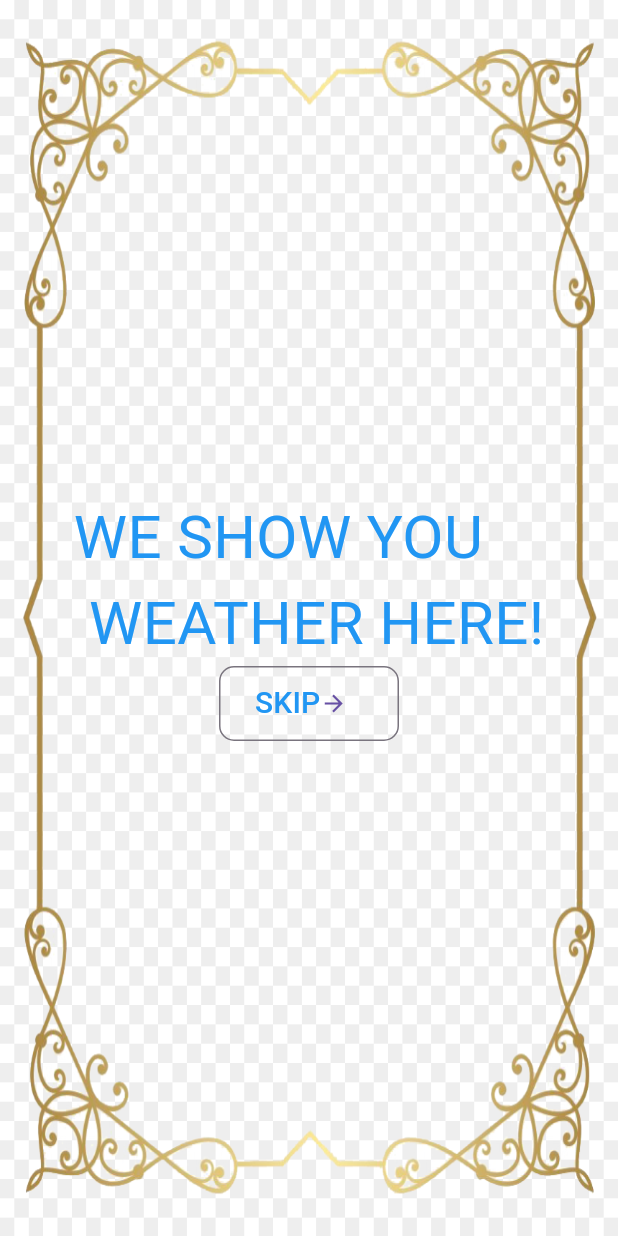
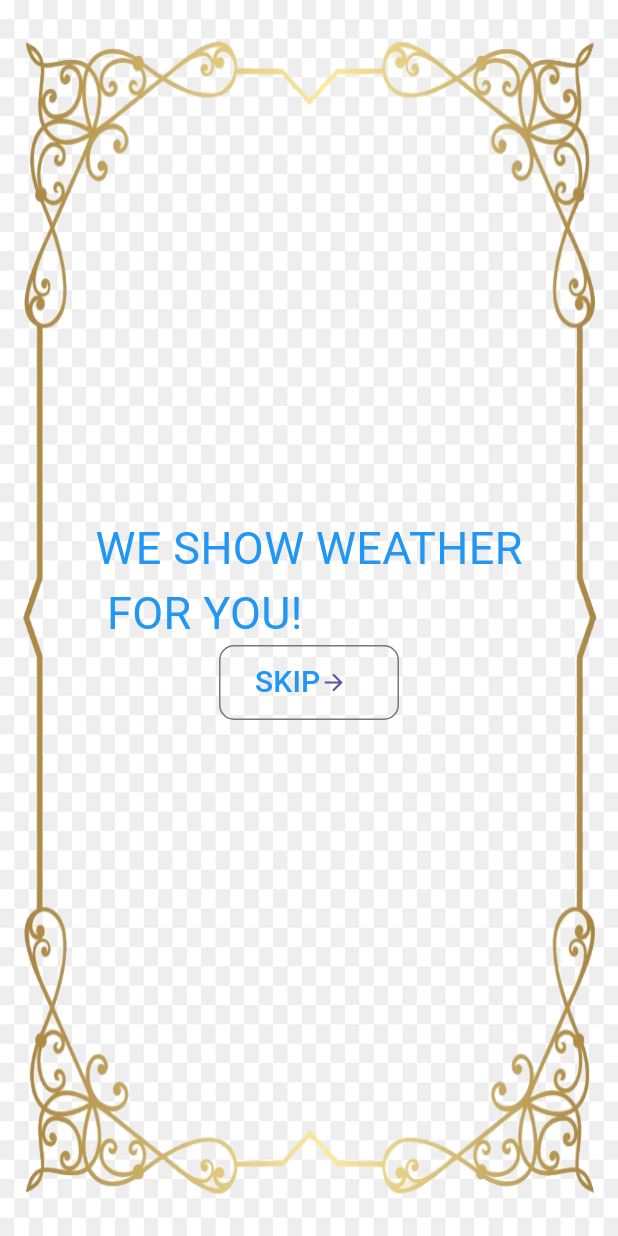
Before and after one commit to manzes-web/Weather_app, a Flutter app: the HelpScreen screen opened directly, on a phone screen of 412 x 824 dp. Run offline on Flutter 3.47's test engine with Material 3 defaults, Android fonts, the phone set to English and light mode, and no system bars; our stand-ins replace geolocator, get_storage; accounts and stored records are empty.

Commit message:
Weather app

```diff
--- a/lib/home_screen/fetchdata.dart
+++ b/lib/home_screen/fetchdata.dart
@@ -5,8 +5,6 @@ import '../home_screen/weather.dart';
 
 class FetchData {
   // http://api.weatherapi.com/v1/current.json?key=1bc0383d81444b58b1432929200711&q=48.8567,2.350
-
-  static const url = 'https://api.openweathermap.org/data/2.5/weather';
 
   FetchData();
 
--- a/lib/home_screen/home_screen.dart
+++ b/lib/home_screen/home_screen.dart
@@ -16,6 +16,7 @@ class _HomeScreenState extends State<HomeScreen> {
   final storage = GetStorage();
   late final TextEditingController inputtextcontroller;
   bool isempty = true;
+
   @override
   void initState() {
     super.initState();
--- a/lib/splash_screen/help_screen.dart
+++ b/lib/splash_screen/help_screen.dart
@@ -46,8 +46,8 @@ class _HelpScreenState extends State<HelpScreen> {
             children: [
               const Center(
                 child: Text(
-                  'WE SHOW YOU\n WEATHER HERE!',
-                  style: TextStyle(color: Colors.blue, fontSize: 40),
+                  'WE SHOW WEATHER\n FOR YOU!',
+                  style: TextStyle(color: Colors.blue, fontSize: 30),
                 ),
               ),
               SizedBox(
```
Also changed, not shown: 3 other files.
